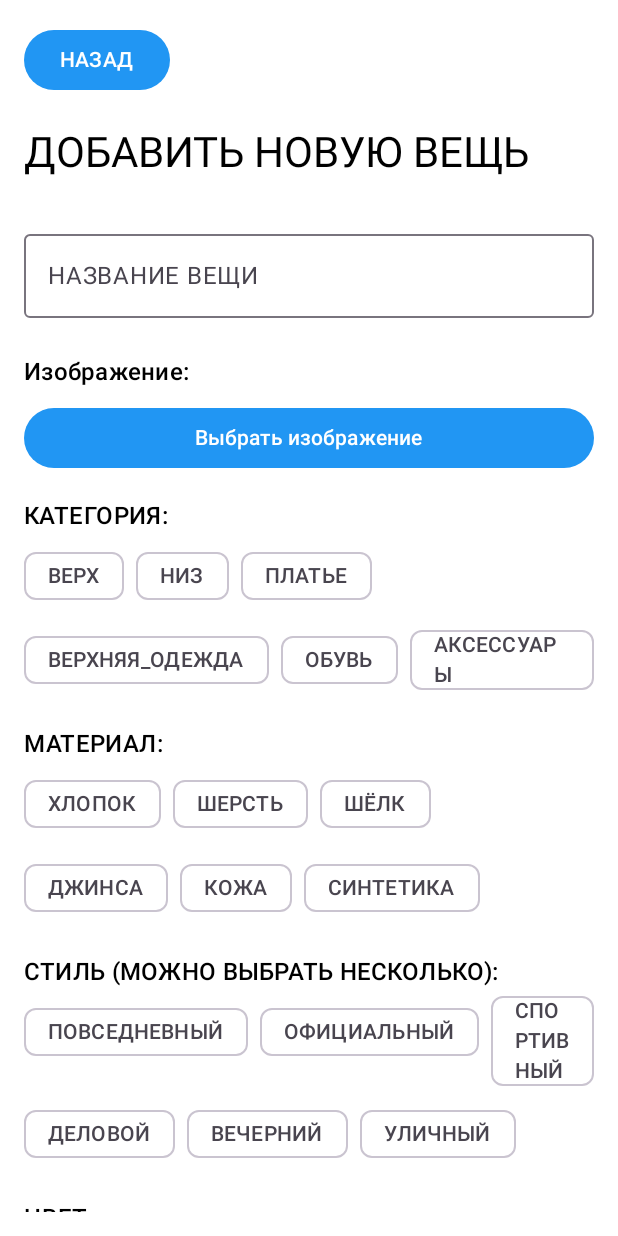
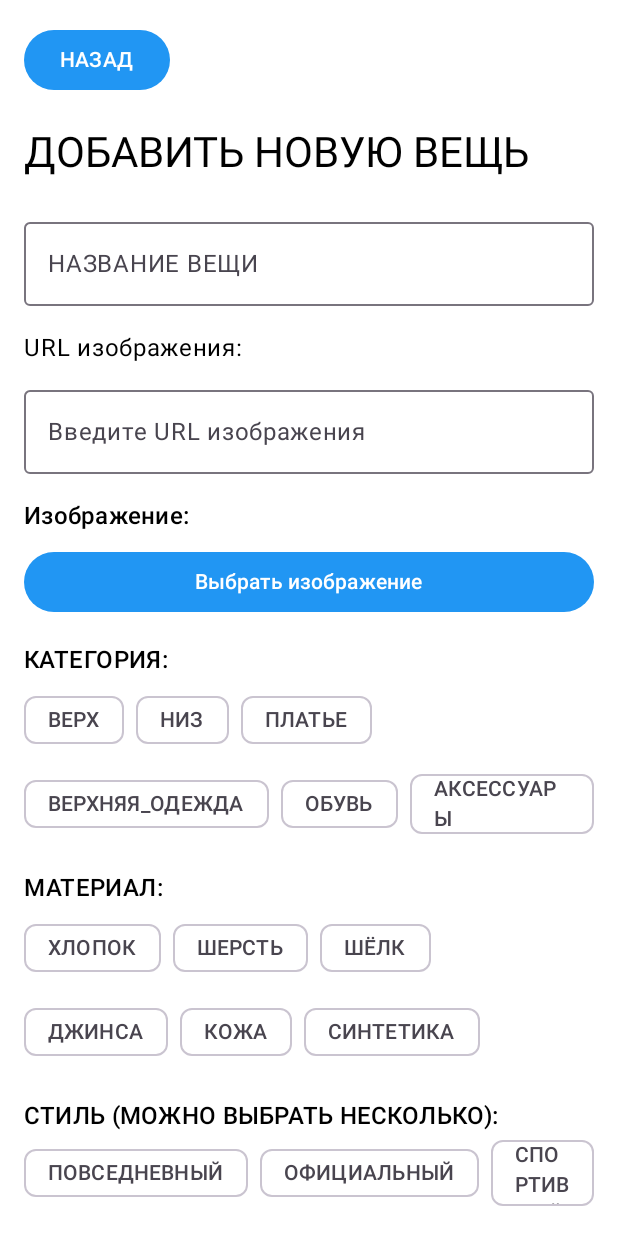
Before and after one commit to elzsrosh/Project-Wardrobe, an Android app built with Jetpack Compose: the AddItemScreen screen opened through its navigation route, on a phone screen of 412 x 824 dp. Run offline under Robolectric (Android 15) with nearby library versions, the phone set to English and light mode, and no system bars; our stand-ins replace Dagger/Hilt's generated code; pictures from the network do not load.

```diff
--- a/app/build.gradle.kts
+++ b/app/build.gradle.kts
@@ -2,7 +2,8 @@ plugins {
     id("com.android.application")
     id("org.jetbrains.kotlin.android")
     id("kotlin-kapt")
-    id("dagger.hilt.android.plugin")
+    id("com.google.dagger.hilt.android")
+    id("io.gitlab.arturbosch.detekt")
 }
 
 android {
--- a/app/src/main/AndroidManifest.xml
+++ b/app/src/main/AndroidManifest.xml
@@ -25,7 +25,7 @@
             android:theme="@style/Theme.WardrobeComposer"
             android:usesCleartextTraffic="true"
             tools:targetApi="31"
-            tools:ignore="GoogleAppIndexingWarning">
+            tools:ignore="GoogleAppIndexingWarning,MissingClass">
 
         <provider
                 android:name="androidx.core.content.FileProvider"
--- /dev/null
+++ b/app/src/main/kotlin/com/example/wardrobecomposer/api/ImageUploadService.kt
@@ -0,0 +1,18 @@
+package com.example.wardrobecomposer.api
+
+import okhttp3.MultipartBody
+import retrofit2.http.Multipart
+import retrofit2.http.POST
+import retrofit2.http.Part
+
+interface ImageUploadService {
+    @Multipart
+    @POST("upload")
+    suspend fun uploadImage(
+        @Part("file") file: MultipartBody.Part,
+    ): ImageUploadResponse
+}
+
+data class ImageUploadResponse(
+    val imageUrl: String,
+)
--- a/app/src/main/kotlin/com/example/wardrobecomposer/di/NetworkModule.kt
+++ b/app/src/main/kotlin/com/example/wardrobecomposer/di/NetworkModule.kt
@@ -1,6 +1,7 @@
 package com.example.wardrobecomposer.di
 
 import com.example.wardrobecomposer.api.ColorApiService
+import com.example.wardrobecomposer.api.ImageUploadService
 import dagger.Module
 import dagger.Provides
 import dagger.hilt.InstallIn
@@ -43,4 +44,8 @@ object NetworkModule {
     @Provides
     @Singleton
     fun provideColorApiService(retrofit: Retrofit): ColorApiService = retrofit.create(ColorApiService::class.java)
+
+    @Provides
+    @Singleton
+    fun provideImageUploadService(retrofit: Retrofit): ImageUploadService = retrofit.create(ImageUploadService::class.java)
 }
--- a/app/src/main/kotlin/com/example/wardrobecomposer/ui/screens/AddItemScreen.kt
+++ b/app/src/main/kotlin/com/example/wardrobecomposer/ui/screens/AddItemScreen.kt
@@ -5,11 +5,8 @@ package com.example.wardrobecomposer.ui.screens
 import android.net.Uri
 import androidx.activity.compose.rememberLauncherForActivityResult
 import androidx.activity.result.contract.ActivityResultContracts
-import androidx.compose.foundation.background
-import androidx.compose.foundation.border
-import androidx.compose.foundation.clickable
+import androidx.compose.foundation.*
 import androidx.compose.foundation.layout.*
-import androidx.compose.foundation.lazy.LazyColumn
 import androidx.compose.material3.*
 import androidx.compose.runtime.*
 import androidx.compose.ui.Alignment
@@ -35,6 +32,7 @@ fun AddItemScreen(
     val selectedStyles = remember { mutableStateListOf<Item.Style>() }
     var selectedColorGroup by remember { mutableStateOf<Item.Color.ColorGroup?>(null) }
     var imageUri by remember { mutableStateOf<Uri?>(null) }
+    var itemImageUrl by remember { mutableStateOf("") }
 
     val context = LocalContext.current
     val galleryLauncher =
@@ -64,19 +62,26 @@ fun AddItemScreen(
 
         Spacer(modifier = Modifier.height(20.dp))
 
-        LazyColumn {
-            item {
         OutlinedTextField(
             value = itemName,
             onValueChange = { itemName = it },
             label = { Text("НАЗВАНИЕ ВЕЩИ") },
-                    modifier =
-                        Modifier
-                            .fillMaxWidth()
-                            .padding(vertical = 8.dp),
+            modifier = Modifier.fillMaxWidth(),
         )
 
         Spacer(modifier = Modifier.height(16.dp))
+
+        Text("URL изображения:")
+        Spacer(modifier = Modifier.height(8.dp))
+        OutlinedTextField(
+            value = itemImageUrl,
+            onValueChange = { itemImageUrl = it },
+            label = { Text("Введите URL изображения") },
+            modifier = Modifier.fillMaxWidth(),
+        )
+
+        Spacer(modifier = Modifier.height(16.dp))
+
         Text("Изображение:", style = MaterialTheme.typography.titleMedium)
         Spacer(modifier = Modifier.height(8.dp))
 
@@ -99,8 +104,8 @@ fun AddItemScreen(
         }
 
         Spacer(modifier = Modifier.height(16.dp))
+
         Text("КАТЕГОРИЯ:", style = MaterialTheme.typography.titleMedium)
-
         Row(
             modifier =
                 Modifier
@@ -134,8 +139,8 @@ fun AddItemScreen(
         }
 
         Spacer(modifier = Modifier.height(16.dp))
+
         Text("МАТЕРИАЛ:", style = MaterialTheme.typography.titleMedium)
-
         Row(
             modifier =
                 Modifier
@@ -169,8 +174,8 @@ fun AddItemScreen(
         }
 
         Spacer(modifier = Modifier.height(16.dp))
+
         Text("СТИЛЬ (МОЖНО ВЫБРАТЬ НЕСКОЛЬКО):", style = MaterialTheme.typography.titleMedium)
-
         Row(
             modifier =
                 Modifier
@@ -216,8 +221,8 @@ fun AddItemScreen(
         }
 
         Spacer(modifier = Modifier.height(16.dp))
+
         Text("ЦВЕТ:", style = MaterialTheme.typography.titleMedium)
-
         Row(
             modifier =
                 Modifier
@@ -225,11 +230,11 @@ fun AddItemScreen(
                     .padding(vertical = 4.dp),
             horizontalArrangement = Arrangement.spacedBy(12.dp),
         ) {
-                    Item.Color.ColorGroup.values().take(6).forEach { colorGroup ->
+            Item.Color.ColorGroup.values().take(6).forEach { group ->
                 ColorSquare(
-                            color = getColorForGroup(colorGroup),
-                            selected = selectedColorGroup == colorGroup,
-                            onClick = { selectedColorGroup = colorGroup },
+                    color = getColorForGroup(group),
+                    selected = selectedColorGroup == group,
+                    onClick = { selectedColorGroup = group },
                 )
             }
         }
@@ -241,11 +246,11 @@ fun AddItemScreen(
                     .padding(vertical = 4.dp),
             horizontalArrangement = Arrangement.spacedBy(12.dp),
         ) {
-                    Item.Color.ColorGroup.values().drop(6).take(6).forEach { colorGroup ->
+            Item.Color.ColorGroup.values().drop(6).take(6).forEach { group ->
                 ColorSquare(
-                            color = getColorForGroup(colorGroup),
-                            selected = selectedColorGroup == colorGroup,
-                            onClick = { selectedColorGroup = colorGroup },
+                    color = getColorForGroup(group),
+                    selected = selectedColorGroup == group,
+                    onClick = { selectedColorGroup = group },
                 )
             }
         }
@@ -257,11 +262,11 @@ fun AddItemScreen(
                     .padding(vertical = 4.dp),
             horizontalArrangement = Arrangement.spacedBy(12.dp),
         ) {
-                    Item.Color.ColorGroup.values().drop(12).forEach { colorGroup ->
+            Item.Color.ColorGroup.values().drop(12).forEach { group ->
                 ColorSquare(
-                            color = getColorForGroup(colorGroup),
-                            selected = selectedColorGroup == colorGroup,
-                            onClick = { selectedColorGroup = colorGroup },
+                    color = getColorForGroup(group),
+                    selected = selectedColorGroup == group,
+                    onClick = { selectedColorGroup = group },
                 )
             }
         }
@@ -288,7 +293,7 @@ fun AddItemScreen(
                                     hex = "#000000",
                                     colorGroup = selectedColorGroup!!,
                                 ),
-                                    imageUri = imageUri?.toString() ?: "",
+                            imageUri = imageUri?.toString() ?: itemImageUrl,
                         )
                     onItemAdded(newItem)
                     navController.navigateUp()
@@ -307,10 +312,6 @@ fun AddItemScreen(
                     .height(50.dp),
         ) {
             Text("СОХРАНИТЬ")
-                }
-
-                Spacer(modifier = Modifier.height(24.dp))
-            }
         }
     }
 }
@@ -331,11 +332,10 @@ fun ColorSquare(
                 .border(
                     width = if (selected) 2.dp else 1.dp,
                     color = if (selected) MaterialTheme.colorScheme.primary else Color.Gray,
-                ).clickable { onClick() },
+                ).clickable(onClick = onClick),
     )
 }
 
-// Функция для получения цвета по группе (перенесена в отдельный файл или объект)
 fun getColorForGroup(group: Item.Color.ColorGroup): Color =
     when (group) {
         Item.Color.ColorGroup.НЕЙТРАЛЬНЫЙ -> Color(0xFFB0BEC5)
--- a/app/src/main/kotlin/com/example/wardrobecomposer/ui/screens/ColorPaletteScreen.kt
+++ b/app/src/main/kotlin/com/example/wardrobecomposer/ui/screens/ColorPaletteScreen.kt
@@ -89,7 +89,8 @@ fun ColorPaletteScreen(
             modifier = Modifier.fillMaxWidth(),
             horizontalArrangement = Arrangement.spacedBy(8.dp),
         ) {
-            items(viewModel.paletteTypes) { (type, name) ->
+            items(viewModel.paletteTypes.entries.toList()) { entry ->
+                val (type, name) = entry
                 FilterChip(
                     selected = selectedPaletteType == type,
                     onClick = { viewModel.setPaletteType(type) },
--- a/app/src/main/kotlin/com/example/wardrobecomposer/ui/screens/WardrobeViewModel.kt
+++ b/app/src/main/kotlin/com/example/wardrobecomposer/ui/screens/WardrobeViewModel.kt
@@ -21,17 +21,17 @@ class WardrobeViewModel
         private val repository: WardrobeRepository,
         private val remoteServices: RemoteServices,
     ) : ViewModel() {
+        // Для работы с гардеробом
         private val _items = MutableStateFlow<List<Item>>(emptyList())
         val items: StateFlow<List<Item>> = _items.asStateFlow()
 
+        // Для генерации образов
         private val _looks = MutableStateFlow<List<Look>>(emptyList())
         val looks: StateFlow<List<Look>> = _looks.asStateFlow()
 
+        // Для цветовой палитры
         private val _colorPalette = MutableStateFlow<List<String>>(emptyList())
         val colorPalette: StateFlow<List<String>> = _colorPalette.asStateFlow()
-
-        private val _selectedPaletteType = MutableStateFlow("analogous")
-        val selectedPaletteType: StateFlow<String> = _selectedPaletteType.asStateFlow()
 
         private val _isLoading = MutableStateFlow(false)
         val isLoading: StateFlow<Boolean> = _isLoading.asStateFlow()
@@ -39,11 +39,15 @@ class WardrobeViewModel
         private val _errorMessage = MutableStateFlow<String?>(null)
         val errorMessage: StateFlow<String?> = _errorMessage.asStateFlow()
 
+        private val _selectedPaletteType = MutableStateFlow<String?>(null)
+        val selectedPaletteType: StateFlow<String?> = _selectedPaletteType.asStateFlow()
+
         val paletteTypes =
-            listOf(
-                "analogous" to "Аналогичная",
-                "complementary" to "Комплементарная",
-                "monochromatic" to "Монохроматическая",
+            mapOf(
+                "default" to "По умолчанию",
+                "analogous" to "Аналоговая",
+                "complementary" to "Контрастная",
+                "monochrome" to "Монохром",
             )
 
         init {
@@ -63,25 +67,6 @@ class WardrobeViewModel
             }
         }
 
-        fun setPaletteType(type: String) {
-            _selectedPaletteType.value = type
-        }
-
-        fun generateColorPalette(baseColor: String) {
-            _isLoading.value = true
-            _errorMessage.value = null
-            viewModelScope.launch {
-                try {
-                    _colorPalette.value = remoteServices.generateColorPalette(baseColor, _selectedPaletteType.value)
-                } catch (e: Exception) {
-                    _errorMessage.value = "Ошибка при генерации палитры: ${e.localizedMessage}"
-                    _colorPalette.value = emptyList()
-                } finally {
-                    _isLoading.value = false
-                }
-            }
-        }
-
         fun generateLooksByColor(colorGroup: ColorGroup) {
             viewModelScope.launch {
                 _looks.value = repository.generateLooks(colorScheme = createColorScheme(colorGroup))
@@ -96,10 +81,33 @@ class WardrobeViewModel
 
         private fun createColorScheme(colorGroup: ColorGroup): Look.ColorScheme =
             Look.ColorScheme(
-                primaryColor = Item.Color(colorPalette.value[0], colorGroup),
-                secondaryColors = colorPalette.value.drop(1).map { Item.Color(it, colorGroup) },
-                isComplementary = selectedPaletteType.value == "complementary",
-                isAnalogous = selectedPaletteType.value == "analogous",
-                isMonochromatic = selectedPaletteType.value == "monochromatic",
+                primaryColor = Item.Color("#000000", colorGroup),
+                secondaryColors = emptyList(),
+                isComplementary = false,
+                isAnalogous = false,
+                isMonochromatic = false,
             )
+
+        // Генерация цветовой палитры
+        fun generateColorPalette(
+            baseColorHex: String,
+            paletteType: String? = null,
+        ) {
+            viewModelScope.launch {
+                _isLoading.value = true
+                _errorMessage.value = null
+                try {
+                    val colors = remoteServices.generateColorPalette(baseColorHex, paletteType)
+                    _colorPalette.value = colors
+                } catch (e: Exception) {
+                    _errorMessage.value = "Ошибка при генерации палитры"
+                } finally {
+                    _isLoading.value = false
+                }
+            }
+        }
+
+        fun setPaletteType(type: String?) {
+            _selectedPaletteType.value = type
+        }
     }
--- a/settings.gradle.kts
+++ b/settings.gradle.kts
@@ -3,7 +3,6 @@ pluginManagement {
         google()
         mavenCentral()
         gradlePluginPortal()
-        maven { url = uri("https://jitpack.io") }
     }
 }
 
@@ -12,7 +11,6 @@ dependencyResolutionManagement {
     repositories {
         google()
         mavenCentral()
-        maven { url = uri("https://jitpack.io") }
     }
 }
 
```
Also changed, not shown: app/src/main/kotlin/com/example/wardrobecomposer/model/item/Look.kt (+67 -0 lines), app/src/main/kotlin/com/example/wardrobecomposer/repository/RemoteServices.kt (+46 -5 lines), app/src/main/kotlin/com/example/wardrobecomposer/repository/WardrobeRepository.kt (+29 -16 lines), build.gradle.kts (+4 -8 lines), 5 other files. Lines whose indentation alone changed are shown as unchanged.
